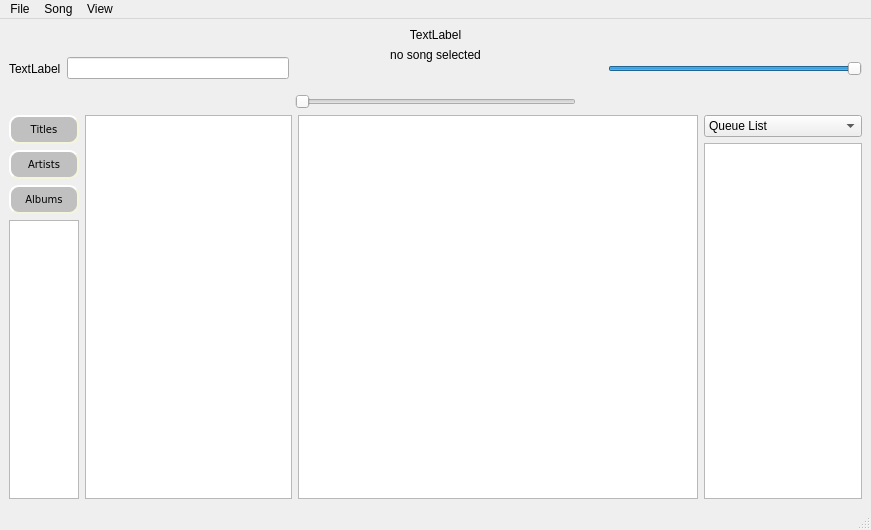
First picture: the form in CODE/soundpp/soundpp-prototype/mainwindow.ui, repository b1t00/soundpp, before the edit.
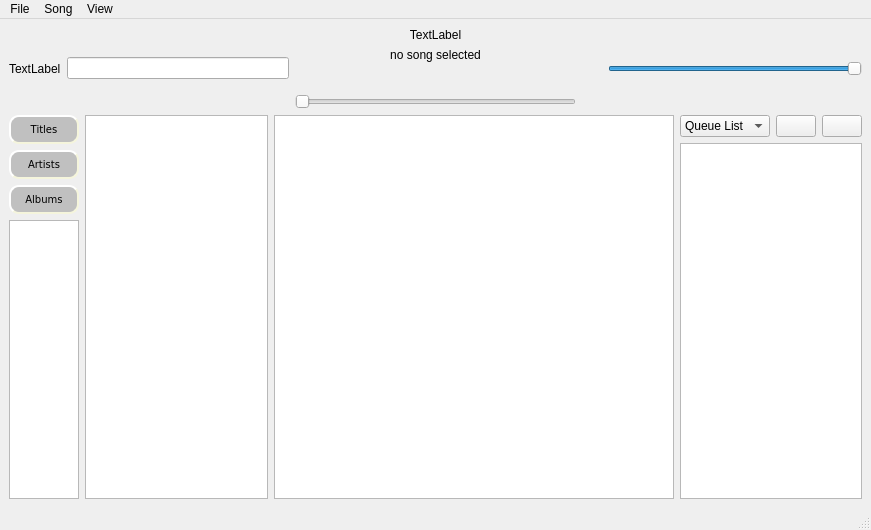
Second picture: the form after the edit. Icons and pictures are not drawn.

Commit message: shuffle & loop icon

The edit to the form file:
```diff
--- a/CODE/soundpp/soundpp-prototype/mainwindow.ui
+++ b/CODE/soundpp/soundpp-prototype/mainwindow.ui
@@ -380,6 +380,8 @@
         <item>
          <layout class="QVBoxLayout" name="verticalLayout_4">
           <item>
+           <layout class="QHBoxLayout" name="horizontalLayout_11">
+            <item>
            <widget class="QComboBox" name="comboBox">
             <item>
              <property name="text">
@@ -394,6 +396,22 @@
            </widget>
           </item>
           <item>
+             <widget class="QPushButton" name="btn_shuffle">
+              <property name="text">
+               <string/>
+              </property>
+             </widget>
+            </item>
+            <item>
+             <widget class="QPushButton" name="btn_loop">
+              <property name="text">
+               <string/>
+              </property>
+             </widget>
+            </item>
+           </layout>
+          </item>
+          <item>
            <widget class="QTableView" name="queue_tableView">
             <property name="maximumSize">
              <size>
```
Left out of the diff: 2 changed lines with no effect on the pictures. Lines whose indentation alone changed are shown as unchanged. The commit also changes 4 other files.
